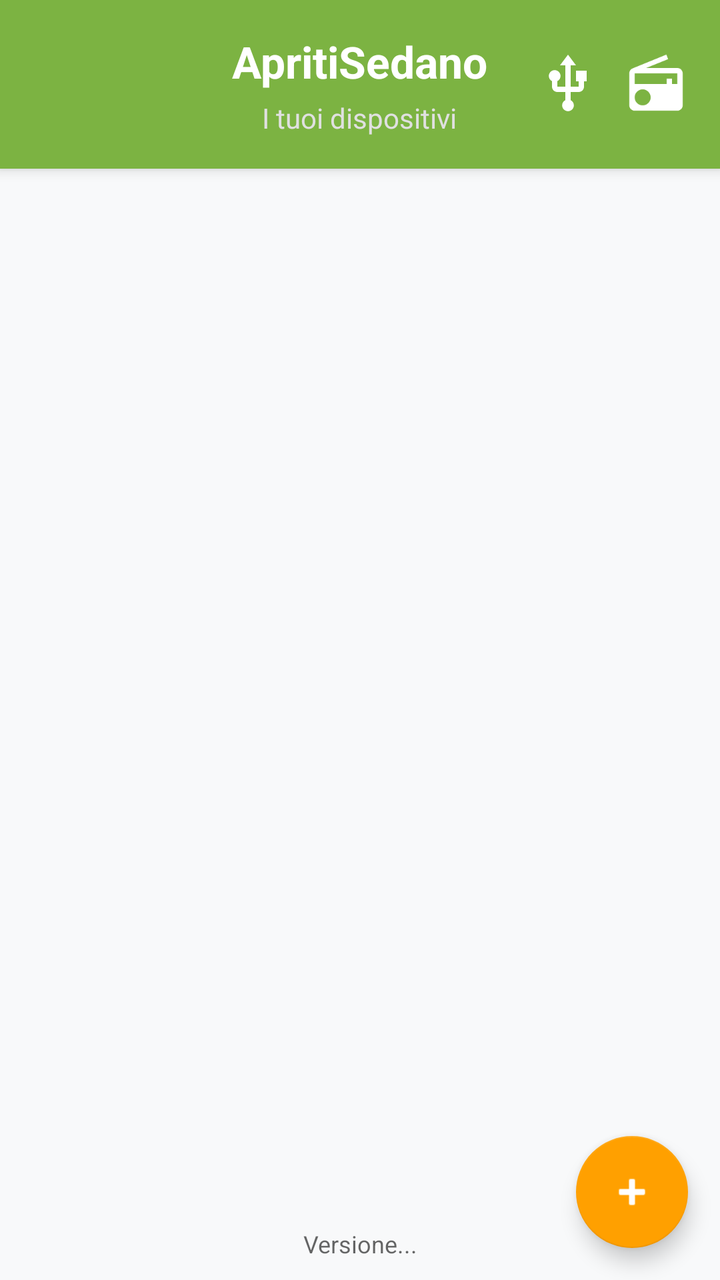
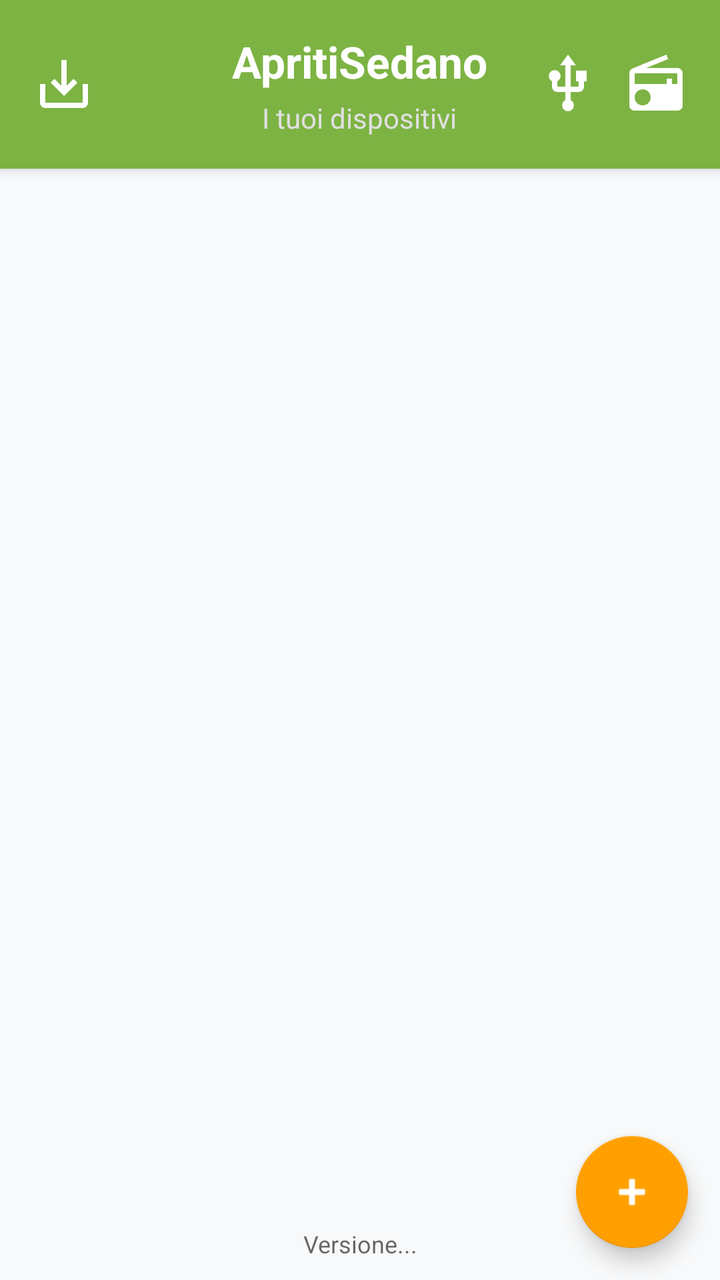

An Android layout rendered at two revisions. The XML below is the earlier revision; the diff shows what the commit changed to produce the second picture.
<!-- AndroidManifest.xml: application theme Theme.ApritiSedano -->
<!-- res/layout/activity_main.xml -->
<?xml version="1.0" encoding="utf-8"?>
<androidx.coordinatorlayout.widget.CoordinatorLayout 
    xmlns:android="http://schemas.android.com/apk/res/android"
    xmlns:app="http://schemas.android.com/apk/res-auto"
    android:layout_width="match_parent"
    android:layout_height="match_parent"
    android:fitsSystemWindows="true">

    <LinearLayout
        android:layout_width="match_parent"
        android:layout_height="match_parent"
        android:orientation="vertical">

        
        <RelativeLayout
            android:layout_width="match_parent"
            android:layout_height="wrap_content"
            android:padding="16dp"
            android:background="?attr/colorPrimary"
            android:elevation="4dp">
            
            <LinearLayout
                android:layout_width="wrap_content"
                android:layout_height="wrap_content"
                android:orientation="vertical"
                android:layout_centerInParent="true"
                android:gravity="center">
                <TextView
                    android:layout_width="wrap_content"
                    android:layout_height="wrap_content"
                    android:text="@string/app_name"
                    android:textSize="22sp"
                    android:textStyle="bold"
                    android:textColor="@android:color/white" />
                    
                <TextView
                    android:layout_width="wrap_content"
                    android:layout_height="wrap_content"
                    android:text="I tuoi dispositivi"
                    android:textColor="#E0E0E0"
                    android:layout_marginTop="4dp" />
            </LinearLayout>

            <LinearLayout
                android:layout_width="wrap_content"
                android:layout_height="wrap_content"
                android:orientation="horizontal"
                android:layout_alignParentEnd="true"
                android:layout_centerVertical="true"
                android:gravity="center_vertical">

                <ImageView
                    android:id="@+id/iv_serial_console"
                    android:layout_width="32dp"
                    android:layout_height="32dp"
                    android:layout_marginEnd="12dp"
                    android:src="@drawable/ic_terminal"
                    app:tint="@android:color/white"
                    android:background="?attr/selectableItemBackgroundBorderless"
                    android:clickable="true"
                    android:focusable="true"
                    android:visibility="gone"
                    android:contentDescription="Terminale Seriale CLI" />

                <ImageView
                    android:id="@+id/iv_flash_cable"
                    android:layout_width="32dp"
                    android:layout_height="32dp"
                    android:layout_marginEnd="12dp"
                    android:src="@drawable/ic_usb"
                    app:tint="@android:color/white"
                    android:background="?attr/selectableItemBackgroundBorderless"
                    android:clickable="true"
                    android:focusable="true"
                    android:contentDescription="Flash Firmware via Cavo USB" />

                <ImageView
                    android:id="@+id/iv_debug_mode"
                    android:layout_width="32dp"
                    android:layout_height="32dp"
                    android:src="@drawable/ic_radio"
                    app:tint="@android:color/white"
                    android:background="?attr/selectableItemBackgroundBorderless"
                    android:clickable="true"
                    android:focusable="true"
                    android:contentDescription="Debug BLE" />
            </LinearLayout>
        </RelativeLayout>

        <androidx.recyclerview.widget.RecyclerView
            android:id="@+id/rv_devices"
            android:layout_width="match_parent"
            android:layout_height="0dp"
            android:layout_weight="1"
            android:padding="8dp"
            android:clipToPadding="false" />

        <TextView
            android:id="@+id/tv_app_version"
            android:layout_width="match_parent"
            android:layout_height="wrap_content"
            android:gravity="center"
            android:paddingTop="6dp"
            android:paddingBottom="10dp"
            android:textColor="?android:attr/textColorSecondary"
            android:textSize="12sp"
            android:background="?attr/selectableItemBackground"
            android:clickable="true"
            android:focusable="true"
            android:text="Versione..." />
            
    </LinearLayout>

    <com.google.android.material.floatingactionbutton.FloatingActionButton
        android:id="@+id/fab_add_device"
        android:layout_width="wrap_content"
        android:layout_height="wrap_content"
        android:layout_gravity="bottom|end"
        android:layout_margin="16dp"
        android:src="@android:drawable/ic_input_add"
        app:tint="@android:color/white"
        android:contentDescription="Aggiungi dispositivo" />

</androidx.coordinatorlayout.widget.CoordinatorLayout>
<!-- resources referenced by this layout -->
<resources>
  <!-- drawable ic_radio (drawable) -->
  <vector xmlns:android="http://schemas.android.com/apk/res/android"
      android:width="24dp"
      android:height="24dp"
      android:viewportWidth="24"
      android:viewportHeight="24"
      android:tint="#FFFFFF">
    <path
        android:fillColor="@android:color/white"
        android:pathData="M3.24,6.15C2.51,6.43 2,7.17 2,8v12a2,2 0,0 0,2 2h16a2,2 0,0 0,2 -2V8c0,-1.11 -0.89,-2 -2,-2H8.3l8.26,-3.34L15.88,1 3.24,6.15zM7,20c-1.66,0 -3,-1.34 -3,-3s1.34,-3 3,-3 3,1.34 3,3 -1.34,3 -3,3zm13,-8h-2v-2h-2v2H4V8h16v4z"/>
  </vector>
  <!-- drawable ic_terminal (drawable) -->
  <vector xmlns:android="http://schemas.android.com/apk/res/android"
      android:width="24dp"
      android:height="24dp"
      android:viewportWidth="24"
      android:viewportHeight="24">
    <path
        android:fillColor="@android:color/white"
        android:pathData="M20,4H4C2.89,4 2,4.89 2,6v12c0,1.11 0.89,2 2,2h16c1.11,0 2,-0.89 2,-2V6C22,4.89 21.11,4 20,4zM20,18H4V8h16V18zM7.5,13l-2,-2 1.41,-1.41L9.33,12l-2.42,2.41L5.5,13zM11,15h5v2h-5V15z"/>
  </vector>
  <!-- drawable ic_usb (drawable) -->
  <vector xmlns:android="http://schemas.android.com/apk/res/android"
      android:width="24dp"
      android:height="24dp"
      android:viewportWidth="24"
      android:viewportHeight="24">
    <path
        android:fillColor="#FFFFFFFF"
        android:pathData="M15,7v4h1v2h-3V5h2l-3,-4 -3,4h2v8H8v-2.07c0.7,-0.37 1.2,-1.08 1.2,-1.93 0,-1.21 -0.99,-2.2 -2.2,-2.2 -1.21,0 -2.2,0.99 -2.2,2.2 0,0.85 0.5,1.56 1.2,1.93V13c0,1.11 0.89,2 2,2h3v3.05c-0.71,0.37 -1.2,1.1 -1.2,1.95 0,1.22 0.99,2.2 2.2,2.2 1.21,0 2.2,-0.98 2.2,-2.2 0,-0.85 -0.49,-1.58 -1.2,-1.95V15h3c1.11,0 2,-0.89 2,-2v-2h1V7h-4z"/>
  </vector>
  <string name="app_name">ApritiSedano</string>
  <style name="Theme.ApritiSedano" parent="Theme.MaterialComponents.Light.NoActionBar">
          
          <item name="colorPrimary">@color/sedano_primary</item>
          <item name="colorPrimaryVariant">@color/sedano_primary_dark</item>
          <item name="colorOnPrimary">@color/white</item>
          
          
          <item name="colorSecondary">@color/sedano_accent</item>
          <item name="colorSecondaryVariant">@color/sedano_accent</item>
          <item name="colorOnSecondary">@color/black</item>
          
          
          <item name="android:windowBackground">@color/bg_light</item>
          <item name="colorSurface">@color/surface_light</item>
          
          
          <item name="android:statusBarColor">?attr/colorPrimary</item>
          <item name="android:windowLightStatusBar">false</item>
      </style>
  <color name="sedano_primary">#7CB342</color>
  <color name="sedano_primary_dark">#558B2F</color>
  <color name="white">#FFFFFFFF</color>
  <color name="sedano_accent">#FFA000</color>
  <color name="black">#FF000000</color>
  <color name="bg_light">#F8F9FA</color>
  <color name="surface_light">#FFFFFF</color>
</resources>

<!-- the commit's change to res/layout/activity_main.xml (unified diff, before → after) -->
@@ -18,6 +18,19 @@
             android:padding="16dp"
             android:background="?attr/colorPrimary"
             android:elevation="4dp">
+
+            <ImageView
+                android:id="@+id/iv_backup_restore"
+                android:layout_width="32dp"
+                android:layout_height="32dp"
+                android:layout_alignParentStart="true"
+                android:layout_centerVertical="true"
+                android:src="@drawable/ic_backup"
+                app:tint="@android:color/white"
+                android:background="?attr/selectableItemBackgroundBorderless"
+                android:clickable="true"
+                android:focusable="true"
+                android:contentDescription="Backup ed Export Globale Seed" />
             
             <LinearLayout
                 android:layout_width="wrap_content"
<!-- resource entries referenced after the edit -->
@@ -1,5 +1,15 @@
 <!-- resources referenced by this layout -->
 <resources>
+  <!-- drawable ic_backup (drawable) -->
+  <vector xmlns:android="http://schemas.android.com/apk/res/android"
+      android:width="24dp"
+      android:height="24dp"
+      android:viewportWidth="24"
+      android:viewportHeight="24">
+      <path
+          android:fillColor="#FFFFFFFF"
+          android:pathData="M19,12v7H5v-7H3v7c0,1.1 0.9,2 2,2h14c1.1,0 2,-0.9 2,-2v-7h-2zM13,12.67l2.59,-2.58L17,11.5l-5,5 -5,-5 1.41,-1.41L11,12.67V3h2v9.67z" />
+  </vector>
   <!-- drawable ic_radio (drawable) -->
   <vector xmlns:android="http://schemas.android.com/apk/res/android"
       android:width="24dp"
